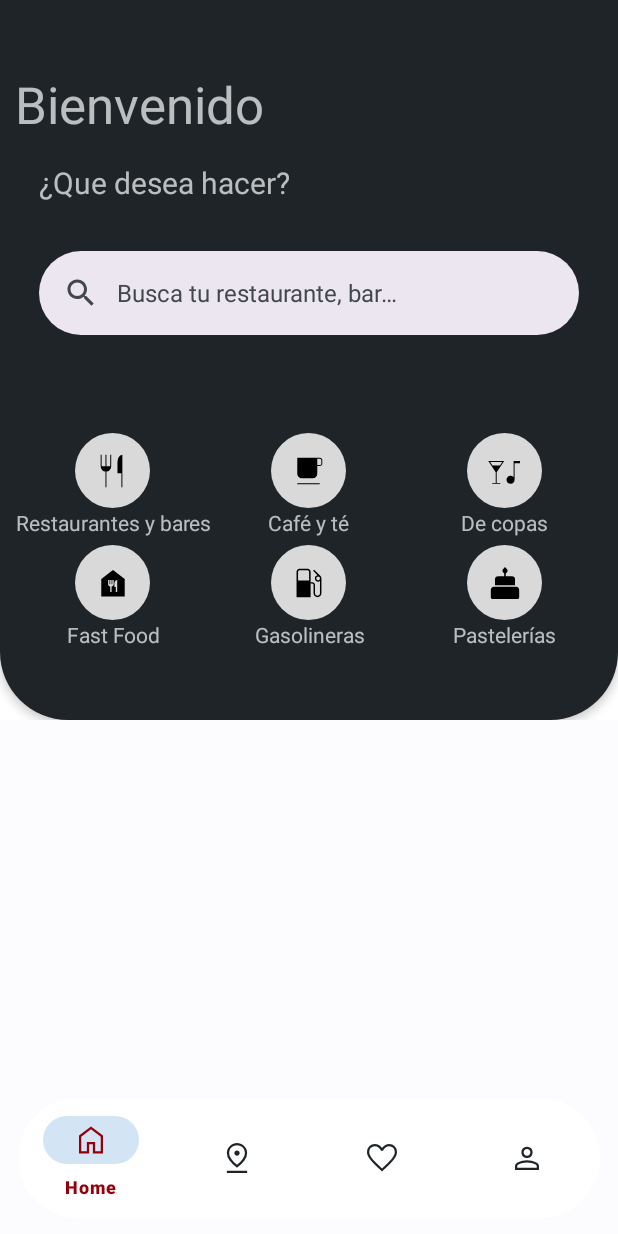
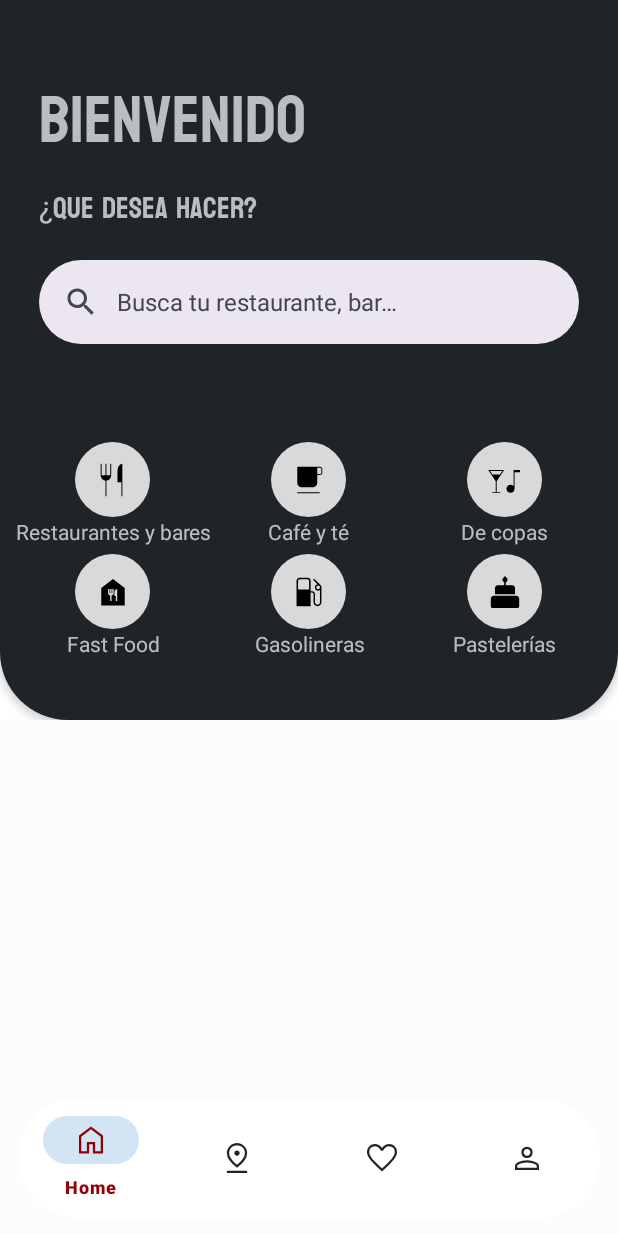
Before and after one commit to fdez2002/Coppada-Android, an Android app: the screen it shows after launch (MainActivity), on a phone screen of 412 x 824 dp. Run offline under Robolectric (Android 15) with nearby library versions, the phone set to English and light mode, and no system bars; our stand-ins replace navigation-ui; network calls fail; 1 statement that could not run was skipped.

Commit message:
Cambio font family

```diff
--- a/app/build.gradle
+++ b/app/build.gradle
@@ -57,6 +57,7 @@ dependencies {
     implementation 'com.google.android.gms:play-services-maps:18.1.0'
     implementation 'com.google.android.gms:play-services-location:21.0.1'
 
+
     implementation 'androidx.core:core-ktx:1.7.0'
     implementation 'androidx.appcompat:appcompat:1.6.1'
     implementation 'com.google.android.material:material:1.8.0'
--- a/app/src/main/res/layout/fragment_home.xml
+++ b/app/src/main/res/layout/fragment_home.xml
@@ -44,18 +44,21 @@
 
                 <TextView
                     android:id="@+id/textView"
-                    android:layout_width="wrap_content"
+                    android:layout_width="match_parent"
                     android:layout_height="wrap_content"
+                    android:fontFamily="@font/koulen_regular"
+                    android:paddingStart="16dp"
                     android:text="@string/tv_bienvecida"
-                    android:textSize="34sp"
-                    app:autoSizeMaxTextSize="34sp"
+                    android:textSize="44sp"
+                    app:autoSizeMaxTextSize="44sp"
                     app:autoSizeMinTextSize="20sp" />
 
                 <TextView
                     android:id="@+id/textView2"
-                    android:layout_width="wrap_content"
+                    android:layout_width="match_parent"
                     android:layout_height="wrap_content"
-                    android:padding="16dp"
+                    android:fontFamily="@font/koulen_regular"
+                    android:paddingStart="16dp"
                     android:text="@string/tv_q_desea"
                     android:textSize="20sp" />
 
```
Also changed, not shown: app/src/main/res/layout/fragment_detalle_negocio.xml (+5 -2 lines), app/src/main/res/font/koulen_regular.ttf (added).
